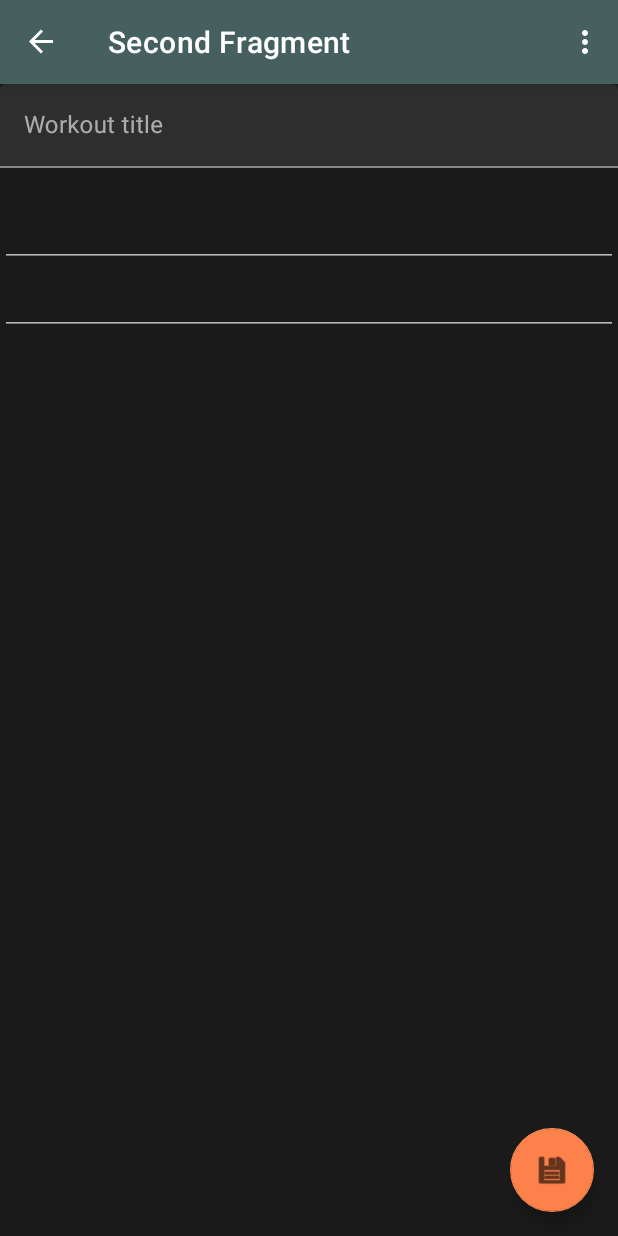
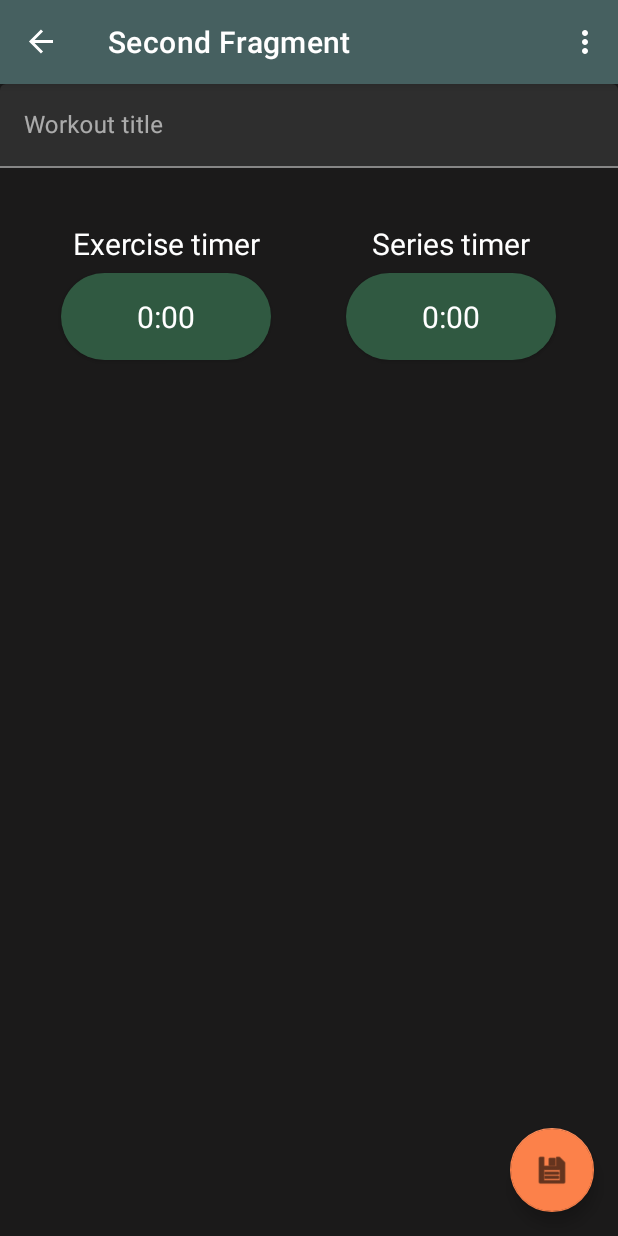
Before and after one commit to NikolasPaseka/BodyBeat-Android-app, an Android app: the NewPlanFragment screen opened through its navigation route, on a phone screen of 412 x 824 dp. Run offline under Robolectric (Android 15) with nearby library versions, the phone set to English and light mode, and no system bars; our stand-ins replace navigation-ui; 1 statement that could not run was skipped.

Commit message:
timer picker dialog
styling. add custom dialog to pick exercise and series timout

```diff
--- a/app/src/main/java/cz/mendelu/xpaseka/bodybeat/PlansFragment.kt
+++ b/app/src/main/java/cz/mendelu/xpaseka/bodybeat/PlansFragment.kt
@@ -73,9 +73,10 @@ class PlansFragment : BaseFragment<FragmentPlansBinding, PlansViewModel>(PlansVi
 
             // nastaveni sudy radku na jinou barvu, musi se resit recyklace - vyresit elsem
             if (position % 2 == 0) {
-                holder.binding.root.setBackgroundColor(ContextCompat.getColor(requireContext(), R.color.green_lighter))
+                //holder.binding.root.setBackgroundColor(ContextCompat.getColor(requireContext(), R.color.green_lighter))
+                holder.binding.rowPlanTitleCard.setCardBackgroundColor(ContextCompat.getColor(requireContext(), R.color.green_lighter))
             } else {
-                holder.binding.root.setBackgroundColor(ContextCompat.getColor(requireContext(), R.color.green_darker))
+                holder.binding.rowPlanTitleCard.setCardBackgroundColor(ContextCompat.getColor(requireContext(), R.color.green_darker))
             }
 
             holder.binding.root.setOnClickListener {
--- a/app/src/main/res/layout/countdown_dialog.xml
+++ b/app/src/main/res/layout/dialog_countdown.xml
@@ -2,7 +2,8 @@
 <androidx.constraintlayout.widget.ConstraintLayout xmlns:android="http://schemas.android.com/apk/res/android"
     android:layout_width="match_parent"
     android:layout_height="match_parent"
-    xmlns:app="http://schemas.android.com/apk/res-auto">
+    xmlns:app="http://schemas.android.com/apk/res-auto"
+    android:background="@drawable/dialog_bg">
 
     <com.mikhaellopez.circularprogressbar.CircularProgressBar
         android:id="@+id/circularProgressBar"
--- a/app/src/main/res/layout/fragment_new_plan.xml
+++ b/app/src/main/res/layout/fragment_new_plan.xml
@@ -1,33 +1,75 @@
 <?xml version="1.0" encoding="utf-8"?>
-<androidx.coordinatorlayout.widget.CoordinatorLayout xmlns:android="http://schemas.android.com/apk/res/android"
+<androidx.constraintlayout.widget.ConstraintLayout xmlns:android="http://schemas.android.com/apk/res/android"
     xmlns:tools="http://schemas.android.com/tools"
     xmlns:app="http://schemas.android.com/apk/res-auto"
     android:layout_width="match_parent"
     android:layout_height="match_parent"
     tools:context=".NewPlanFragment">
 
+
+    <cz.mendelu.xpaseka.bodybeat.view.TextInputView
+        android:id="@+id/workoutPlanTitle"
+        android:layout_width="match_parent"
+        android:layout_height="wrap_content"
+        app:hint="Workout title"
+        app:layout_constraintTop_toTopOf="parent"/>
+
     <LinearLayout
+        android:id="@+id/timers"
         android:layout_width="match_parent"
-        android:layout_height="match_parent"
-        android:orientation="vertical">
+        android:layout_height="wrap_content"
+        android:orientation="horizontal"
+        android:layout_margin="16dp"
+        app:layout_constraintTop_toBottomOf="@id/workoutPlanTitle">
 
-        <cz.mendelu.xpaseka.bodybeat.view.TextInputView
-            android:id="@+id/workoutPlanTitle"
-            android:layout_width="match_parent"
+        <LinearLayout
+            android:id="@+id/exerciseTimerBlock"
+            android:layout_width="0dp"
             android:layout_height="wrap_content"
-            app:hint="Workout title"/>
+            android:layout_weight="1"
+            android:orientation="vertical"
+            android:gravity="center"
+            app:layout_constraintTop_toBottomOf="@id/workoutPlanTitle"
+            app:layout_constraintEnd_toStartOf="@id/seriesTimerBlock">
 
-        <com.google.android.material.textfield.TextInputEditText
-            android:id="@+id/exerciseTimerInput"
-            android:layout_width="match_parent"
+            <TextView
+                android:layout_width="match_parent"
+                android:layout_height="wrap_content"
+                android:textAppearance="@style/TextHeader"
+                android:textAlignment="center"
+                android:text="Exercise timer"/>
+
+            <com.google.android.material.button.MaterialButton
+                android:id="@+id/exerciseTimerButton"
+                android:layout_width="140dp"
+                style="@style/EditButton"
+                android:text="0:00"/>
+        </LinearLayout>
+
+        <LinearLayout
+            android:id="@+id/seriesTimerBlock"
+            android:layout_width="0dp"
             android:layout_height="wrap_content"
-            android:inputType="number"/>
+            android:layout_weight="1"
+            android:orientation="vertical"
+            android:gravity="center"
+            app:layout_constraintTop_toBottomOf="@id/workoutPlanTitle"
+            app:layout_constraintStart_toEndOf="@id/exerciseTimerBlock">
 
-        <com.google.android.material.textfield.TextInputEditText
-            android:id="@+id/seriesTimerInput"
-            android:layout_width="match_parent"
-            android:layout_height="wrap_content"
-            android:inputType="number"/>
+            <TextView
+                android:layout_width="match_parent"
+                android:layout_height="wrap_content"
+                android:textAppearance="@style/TextHeader"
+                android:textAlignment="center"
+                android:text="Series timer"/>
+
+            <com.google.android.material.button.MaterialButton
+                android:id="@+id/seriesTimerButton"
+                android:layout_width="140dp"
+                style="@style/EditButton"
+                android:text="0:00"/>
+        </LinearLayout>
+
     </LinearLayout>
 
     <com.google.android.material.floatingactionbutton.FloatingActionButton
@@ -37,6 +79,8 @@
         android:layout_gravity="bottom|end"
         android:layout_marginEnd="@dimen/fab_margin"
         android:layout_marginBottom="16dp"
-        app:srcCompat="@android:drawable/ic_menu_save" />
+        app:srcCompat="@android:drawable/ic_menu_save"
+        app:layout_constraintBottom_toBottomOf="parent"
+        app:layout_constraintEnd_toEndOf="parent"/>
 
-</androidx.coordinatorlayout.widget.CoordinatorLayout>
+</androidx.constraintlayout.widget.ConstraintLayout>
--- a/app/src/main/res/values/styles.xml
+++ b/app/src/main/res/values/styles.xml
@@ -20,6 +20,21 @@
         <item name="android:layout_height">60dp</item>
     </style>
 
+    <style name="EditButton">
+        <item name="backgroundTint">@color/green_lighter</item>
+        <item name="android:layout_height">70dp</item>
+        <item name="android:textAppearance">@style/TextHeader</item>
+        <item name="shapeAppearanceOverlay">@style/MyShapeAppearance</item>
+    </style>
+
+    <style name="MyShapeAppearance">
+        <item name="cornerFamily">rounded</item>
+        <item name="cornerSizeTopRight">32dp</item>
+        <item name="cornerSizeBottomRight">32dp</item>
+        <item name="cornerSizeTopLeft">32dp</item>
+        <item name="cornerSizeBottomLeft">32dp</item>
+    </style>
+
     <style name="SpacerLabelText">
         <item name="android:textColor">@color/white</item>
         <item name="android:textSize">14sp</item>
@@ -31,4 +46,9 @@
         <item name="android:layout_marginTop">30dp</item>
         <item name="android:layout_marginBottom">30dp</item>
     </style>
+
+    <style name="NumberPickerText">
+        <item name="android:textSize">32sp</item>
+        <item name="colorControlNormal">@color/green_lighter</item>
+    </style>
 </resources>
```
Also changed, not shown: app/src/main/java/cz/mendelu/xpaseka/bodybeat/NewPlanFragment.kt (+49 -4 lines), app/src/main/java/cz/mendelu/xpaseka/bodybeat/PlanProgressFragment.kt (+6 -6 lines), app/src/main/java/cz/mendelu/xpaseka/bodybeat/view/TimerPickerView.kt (added, +34 -0 lines), app/src/main/res/drawable/dialog_bg.xml (added, +12 -0 lines), app/src/main/res/layout/dialog_timer.xml (added, +40 -0 lines), app/src/main/res/layout/row_plan_list.xml (+13 -1 lines), app/src/main/res/layout/view_timer_picker.xml (added, +56 -0 lines).
